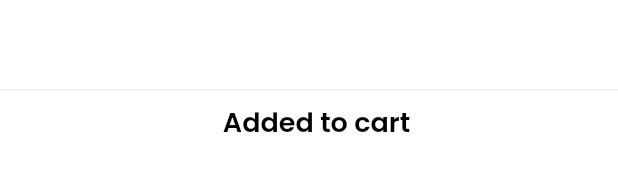
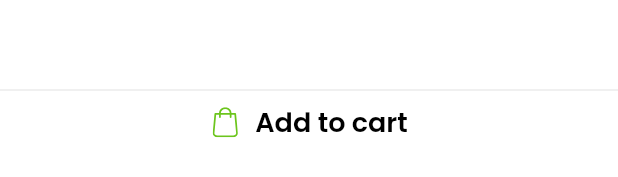
Before and after one commit to shammaskhann/BigCart_FireBase_GetX_Flutter_APP, a Flutter app: the ItemCard widget shown alone on an empty page, opened directly with empty values, on a phone screen of 412 x 824 dp. Shown: the part 195-372 px from the top of the screen. Run offline on Flutter 3.47's test engine with Material 2 defaults, Android fonts, the phone set to English and light mode, and no system bars; our stand-ins replace cloud_firestore, firebase_auth, firebase_core, firebase_storage, flutter_svg, fluttertoast and 3 more; accounts and stored records are empty; network calls fail; project files that could hold a hidden picture were left out.

Commit message:
project on pause

```diff
--- a/lib/main.dart
+++ b/lib/main.dart
@@ -15,6 +15,7 @@ class MyApp extends StatelessWidget {
   @override
   Widget build(BuildContext context) {
     return GetMaterialApp(
+      debugShowCheckedModeBanner: false,
       getPages: AppRoutes.appRoute(),
       translations: Languages(),
       locale: const Locale('en', 'US'),
--- a/lib/view_models/controller/Cart_Contrller/cart_controller.dart
+++ b/lib/view_models/controller/Cart_Contrller/cart_controller.dart
@@ -21,26 +21,18 @@ class CartController extends GetxController {
     });
   }
 
-  isAlreadyInCart(Map item) {
-    //check from database if item map is already in cart if already in cart return item['quantity'] else return 0
-    cartRef.get().then((value) {
-      if ((value.data() as Map<String, dynamic>)['cart'].contains(item)) {
-        print(item['quantity']);
-        return item['quantity'];
-      } else {
-        print(0);
-        return 0;
+  Future<bool> isAlreadyInCart(Map item) async {
+    List cart = [];
+    bool isAlreadyInCart = false;
+    await cartRef.get().then((value) {
+      cart = (value.data() as Map<String, dynamic>)['cart'];
+    });
+    cart.forEach((element) {
+      if (element['productName'] == item['productName']) {
+        quantity.value = element['quantity'];
+        isAlreadyInCart = true;
       }
     });
-    // cartRef.get().then((value) {
-    //   print(value.data());
-    //   List cart = (value.data() as Map<String, dynamic>)['cart'];
-    //   print(cart);
-    //   if (cart.contains(item)) {
-    //     return item['quantity'];
-    //   } else {
-    //     return 0;
-    //   }
-    // });
+    return isAlreadyInCart;
   }
 }
--- a/lib/widgets/ItemCard.dart
+++ b/lib/widgets/ItemCard.dart
@@ -2,6 +2,7 @@ import 'package:big_cart_app/view_models/controller/Cart_Contrller/cart_controll
 import 'package:big_cart_app/view_models/controller/ListingController/Featured-Items/featureitem_controller.dart';
 import 'package:flutter/material.dart';
 import 'package:flutter_svg/svg.dart';
+import 'package:get/get.dart';
 import 'package:shimmer/shimmer.dart';
 
 import '../resources/Icons/common_icons.dart';
@@ -82,14 +83,19 @@ class ItemCard extends StatelessWidget {
                 color: Color(0xFFEBEBEB),
                 thickness: 1,
               ),
-              InkWell(
+              FutureBuilder(
+                  future: cartController.isAlreadyInCart(item),
+                  builder: (context, snapshot) {
+                    if (snapshot.hasData) {
+                      return (snapshot.data == false)
+                          ? InkWell(
                               onTap: () {
-                  CartController cartController = CartController();
+                                CartController cartController =
+                                    CartController();
                                 item['quantity'] = 1;
                                 cartController.addToCart(item);
                               },
-                child: (cartController.isAlreadyInCart(item) == 0)
-                    ? Row(
+                              child: Row(
                                 mainAxisAlignment: MainAxisAlignment.center,
                                 children: [
                                   SvgPicture.asset(
@@ -106,20 +112,57 @@ class ItemCard extends StatelessWidget {
                                           fontSize: 18,
                                           fontWeight: FontWeight.w600)),
                                 ],
+                              ),
                             )
-                    : Row(
+                          : Obx(
+                              () => Row(
                                 mainAxisAlignment: MainAxisAlignment.center,
                                 children: [
+                                  InkWell(
+                                    onTap: () {
+                                      if (cartController.quantity.value > 1) {
+                                        cartController.quantity.value--;
+                                        item['quantity'] =
+                                            cartController.quantity.value;
+                                        cartController.removeFromCart(item);
+                                      }
+                                    },
+                                    child: SvgPicture.asset(
+                                      AppIcons.quantityRemoveIcon,
+                                    ),
+                                  ),
+                                  const Spacer(),
                                   const SizedBox(width: 10),
-                          const Text('Added to cart',
-                              style: TextStyle(
+                                  Text(cartController.quantity.value.toString(),
+                                      style: const TextStyle(
                                           fontFamily: 'Poppins',
                                           color: AppColors.black,
                                           fontSize: 18,
                                           fontWeight: FontWeight.w600)),
+                                  const SizedBox(width: 10),
+                                  const Spacer(),
+                                  InkWell(
+                                    onTap: () {
+                                      cartController.quantity.value++;
+                                      item['quantity'] =
+                                          cartController.quantity.value;
+                                      cartController.addToCart(item);
+                                    },
+                                    child: SvgPicture.asset(
+                                      AppIcons.quantityAddIcon,
+                                    ),
+                                  ),
                                 ],
                               ),
+                            );
+                    }
+                    return Container(
+                      height: 30,
+                      child: const Center(
+                        child: CircularProgressIndicator(),
                       ),
+                    );
+                  })
             ],
           ),
           Positioned(
```
Lines whose indentation alone changed are shown as unchanged.
